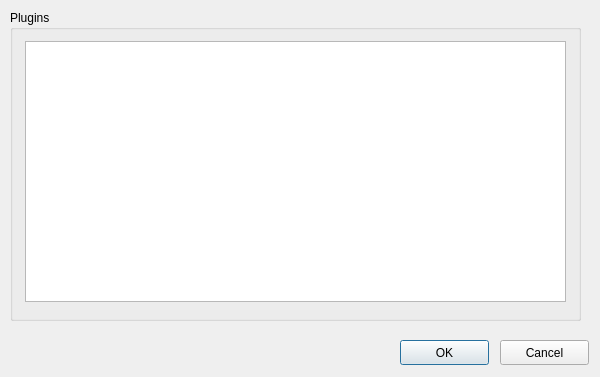
Qt form components/pyIVLS_pluginloader.ui (pyIVLS/pyIVLS) before a commit.
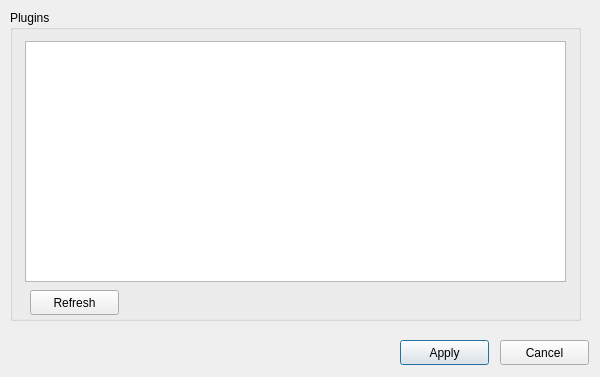
The same form after that commit.

Commit message: Rewrote code for the pluginLoader. Added signal and slot communication between gui and container

The edit to the form file:
```diff
--- a/components/pyIVLS_pluginloader.ui
+++ b/components/pyIVLS_pluginloader.ui
@@ -38,7 +38,7 @@
     </rect>
    </property>
    <property name="text">
-    <string>OK</string>
+    <string>Apply</string>
    </property>
   </widget>
   <widget class="QPushButton" name="cancelButton">
@@ -66,18 +66,28 @@
    <property name="title">
     <string>Plugins</string>
    </property>
-   <widget class="QListWidget" name="listWidget">
+   <widget class="QPushButton" name="refreshButton">
+    <property name="geometry">
+     <rect>
+      <x>20</x>
+      <y>280</y>
+      <width>89</width>
+      <height>25</height>
+     </rect>
+    </property>
+    <property name="text">
+     <string>Refresh</string>
+    </property>
+   </widget>
+   <widget class="QListView" name="pluginList">
     <property name="geometry">
      <rect>
       <x>15</x>
       <y>31</y>
       <width>541</width>
-      <height>261</height>
+      <height>241</height>
      </rect>
     </property>
-    <property name="sortingEnabled">
-     <bool>true</bool>
-    </property>
    </widget>
   </widget>
  </widget>
```
Left out of the diff: 2 changed lines with no effect on the pictures. The commit also changes 7 other files.
